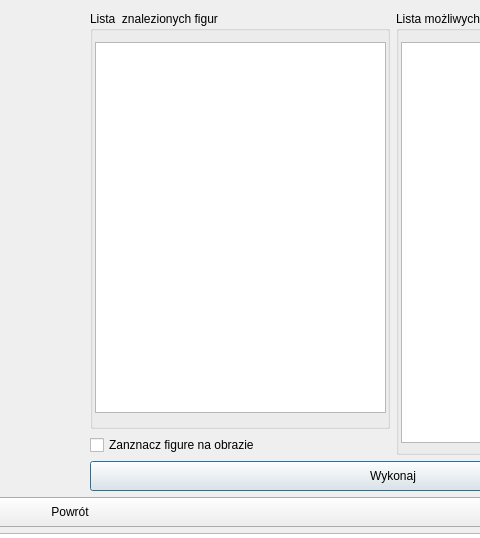
Above: OpenCV/autocontrol.ui from tpyrek/BScThesis before the change; both pictures show x 567 to 1047 and y 0 to 538 of the 1274 by 694 pixel window. Below: the same form after it.
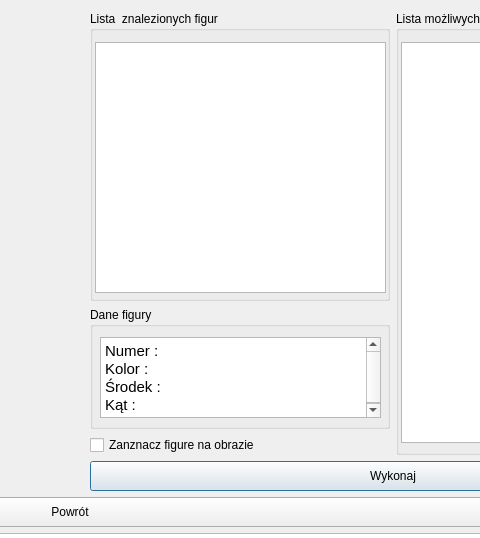
That is the form after the change.

Commit message: Added figure's data printing

Patch:
```diff
--- a/OpenCV/autocontrol.ui
+++ b/OpenCV/autocontrol.ui
@@ -35,35 +35,6 @@
        </property>
       </widget>
      </item>
-     <item row="0" column="1" rowspan="2">
-      <widget class="QGroupBox" name="foundFiguresGroupBox">
-       <property name="minimumSize">
-        <size>
-         <width>300</width>
-         <height>0</height>
-        </size>
-       </property>
-       <property name="title">
-        <string>Lista  znalezionych figur</string>
-       </property>
-       <widget class="QListWidget" name="foundFiguresListWidget">
-        <property name="geometry">
-         <rect>
-          <x>5</x>
-          <y>31</y>
-          <width>291</width>
-          <height>371</height>
-         </rect>
-        </property>
-        <property name="minimumSize">
-         <size>
-          <width>0</width>
-          <height>0</height>
-         </size>
-        </property>
-       </widget>
-      </widget>
-     </item>
      <item row="4" column="0" colspan="3">
       <widget class="QPushButton" name="returnPushButton">
        <property name="minimumSize">
@@ -126,6 +97,62 @@
        </widget>
       </widget>
      </item>
+     <item row="0" column="1">
+      <widget class="QGroupBox" name="foundFiguresGroupBox">
+       <property name="minimumSize">
+        <size>
+         <width>300</width>
+         <height>290</height>
+        </size>
+       </property>
+       <property name="title">
+        <string>Lista  znalezionych figur</string>
+       </property>
+       <widget class="QListWidget" name="foundFiguresListWidget">
+        <property name="geometry">
+         <rect>
+          <x>5</x>
+          <y>31</y>
+          <width>291</width>
+          <height>251</height>
+         </rect>
+        </property>
+        <property name="minimumSize">
+         <size>
+          <width>0</width>
+          <height>0</height>
+         </size>
+        </property>
+       </widget>
+      </widget>
+     </item>
+     <item row="1" column="1">
+      <widget class="QGroupBox" name="figureDataGroupBox">
+       <property name="title">
+        <string>Dane figury</string>
+       </property>
+       <widget class="QTextEdit" name="figureDataTextEdit">
+        <property name="geometry">
+         <rect>
+          <x>10</x>
+          <y>30</y>
+          <width>281</width>
+          <height>81</height>
+         </rect>
+        </property>
+        <property name="html">
+         <string>&lt;!DOCTYPE HTML PUBLIC &quot;-//W3C//DTD HTML 4.0//EN&quot; &quot;http://www.w3.org/TR/REC-html40/strict.dtd&quot;&gt;
+&lt;html&gt;&lt;head&gt;&lt;meta name=&quot;qrichtext&quot; content=&quot;1&quot; /&gt;&lt;style type=&quot;text/css&quot;&gt;
+p, li { white-space: pre-wrap; }
+&lt;/style&gt;&lt;/head&gt;&lt;body style=&quot; font-family:'Ubuntu'; font-size:11pt; font-weight:400; font-style:normal;&quot;&gt;
+&lt;p style=&quot; margin-top:0px; margin-bottom:0px; margin-left:0px; margin-right:0px; -qt-block-indent:0; text-indent:0px;&quot;&gt;Numer : &lt;/p&gt;
+&lt;p style=&quot; margin-top:0px; margin-bottom:0px; margin-left:0px; margin-right:0px; -qt-block-indent:0; text-indent:0px;&quot;&gt;Kolor :    &lt;/p&gt;
+&lt;p style=&quot; margin-top:0px; margin-bottom:0px; margin-left:0px; margin-right:0px; -qt-block-indent:0; text-indent:0px;&quot;&gt;Środek : &lt;/p&gt;
+&lt;p style=&quot; margin-top:0px; margin-bottom:0px; margin-left:0px; margin-right:0px; -qt-block-indent:0; text-indent:0px;&quot;&gt;Kąt : &lt;/p&gt;&lt;/body&gt;&lt;/html&gt;</string>
+        </property>
+       </widget>
+      </widget>
+     </item>
     </layout>
    </item>
    <item row="1" column="0">
```
The commit also changes 3 other files.
